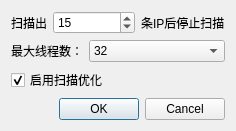
Before: the Qt Designer form dlgScan.ui in GoodCoder666/GoogleTranslate_IPFinder, drawn with Qt 5.
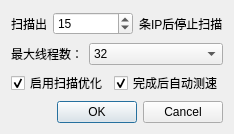
After: the same form once the commit is applied.

Commit message: feat: auto test after scan

Diff of the .ui file:
```diff
--- a/dlgScan.ui
+++ b/dlgScan.ui
@@ -6,8 +6,8 @@
    <rect>
     <x>0</x>
     <y>0</y>
-    <width>236</width>
-    <height>125</height>
+    <width>228</width>
+    <height>134</height>
    </rect>
   </property>
   <property name="windowTitle">
@@ -32,10 +32,10 @@
         </sizepolicy>
        </property>
        <property name="minimum">
-        <number>3</number>
+        <number>5</number>
        </property>
        <property name="maximum">
-        <number>100</number>
+        <number>200</number>
        </property>
        <property name="value">
         <number>15</number>
@@ -121,6 +121,8 @@
     </layout>
    </item>
    <item>
+    <layout class="QHBoxLayout" name="chkBoxLayout">
+     <item>
     <widget class="QCheckBox" name="chkBox_optimize">
      <property name="text">
       <string>启用扫描优化</string>
@@ -129,6 +131,18 @@
       <bool>true</bool>
      </property>
     </widget>
+     </item>
+     <item>
+      <widget class="QCheckBox" name="chkBox_autoTest">
+       <property name="text">
+        <string>完成后自动测速</string>
+       </property>
+       <property name="checked">
+        <bool>true</bool>
+       </property>
+      </widget>
+     </item>
+    </layout>
    </item>
    <item>
     <widget class="QDialogButtonBox" name="buttonBox">
```
Lines whose indentation alone changed are shown as unchanged. The commit also changes 6 other files.
